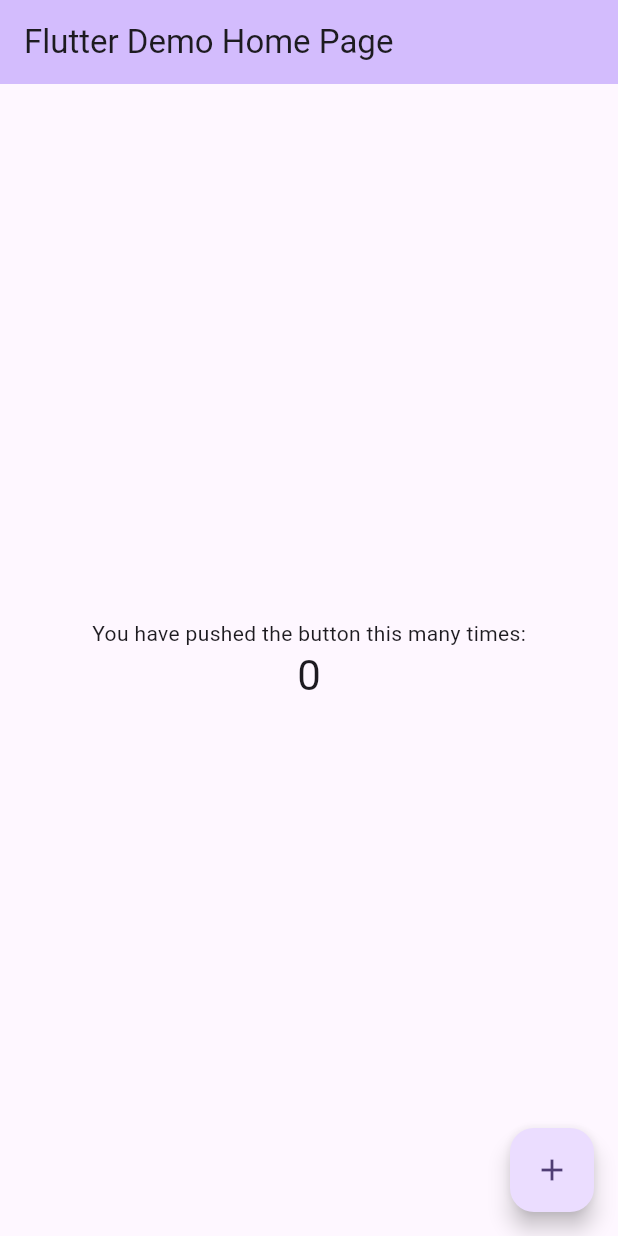
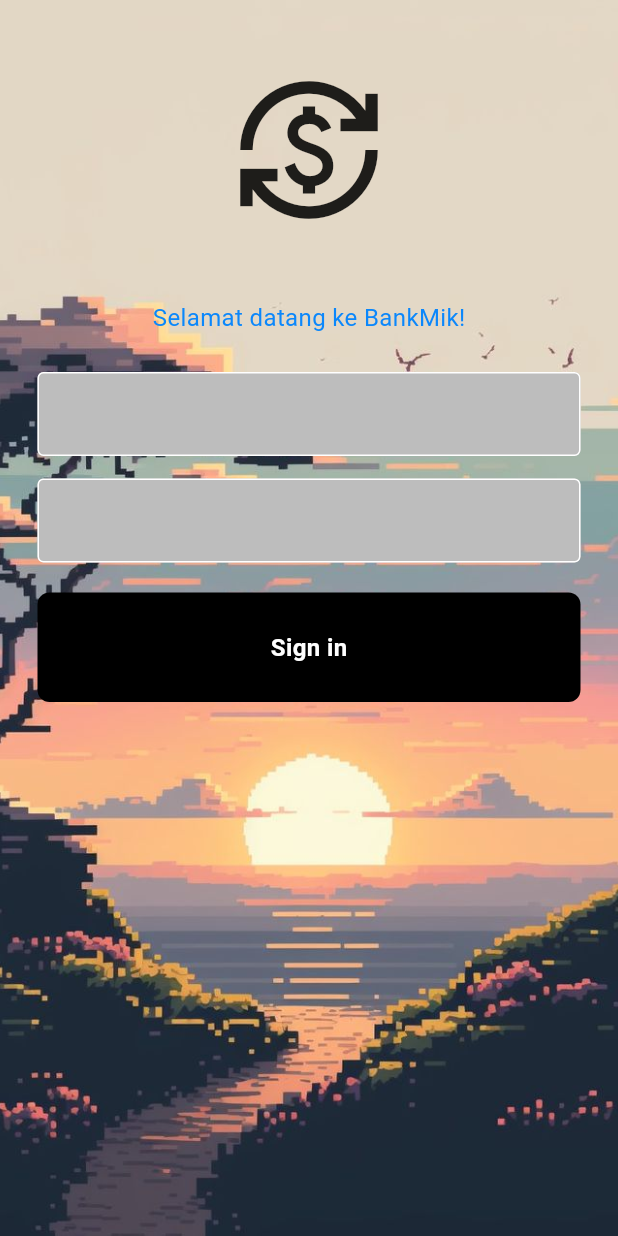
Before and after one commit to miguelvalentino/mobile_banking, a Flutter app: the screen it shows after launch, on a phone screen of 412 x 824 dp. Run offline on Flutter 3.47's test engine with Material 3 defaults, Android fonts, the light colour scheme and no system bars.

Commit message:
login page

```diff
--- /dev/null
+++ b/lib/login_button.dart
@@ -0,0 +1,34 @@
+import 'package:flutter/material.dart';
+import 'login_page.dart';
+
+class LoginButton extends StatelessWidget {
+
+  final Function()? onTap;
+
+  const LoginButton({super.key, required this.onTap});
+
+  // This widget is the root of your application.
+  @override
+  Widget build(BuildContext context) {
+    return GestureDetector(
+      onTap: onTap,
+      child: Container(
+        padding: EdgeInsets.all(25),
+        margin: EdgeInsets.symmetric(horizontal: 25),
+        decoration: BoxDecoration(
+          color: Colors.black,
+          borderRadius: BorderRadius.circular(8)
+          ),
+        child: const Center(
+          child: Text(
+            "Sign in",
+            style: TextStyle(
+              color: Colors.white,
+              fontWeight: FontWeight.bold,
+              fontSize: 16),
+            ),
+        ),
+      ),
+    );
+  }
+}
--- /dev/null
+++ b/lib/login_page.dart
@@ -0,0 +1,96 @@
+import 'package:flutter/material.dart';
+import 'package:mobile_banking/login_button.dart';
+
+class LoginPage extends StatelessWidget {
+  const LoginPage({super.key});
+
+
+void test() {
+  print("punten");
+}
+
+
+  // This widget is the root of your application.
+  @override
+  Widget build(BuildContext context) {
+    return Scaffold(
+      body: Container(
+        decoration: BoxDecoration(
+          image: DecorationImage(
+            image: AssetImage("assets/pixelart.jpeg"), // Lokasi gambar
+            fit: BoxFit.cover, // Mengatur agar gambar memenuhi layar
+          ),
+        ),
+        child: SafeArea(
+          child: Center(
+            child: Column(
+              children: [
+              const SizedBox(height: 50),
+
+              //logo bank
+
+              Icon(
+              Icons.currency_exchange,
+              size: 100),
+
+              SizedBox(height: 50,),
+
+              //Selamat datang
+              Text('Selamat datang ke BankMik!',
+              style: TextStyle(
+                color: const Color.fromARGB(255, 11, 135, 251),
+                fontSize: 16,
+              ),
+              ),
+
+              const SizedBox(height: 25,),
+
+              //username
+            Padding(
+              padding: const EdgeInsets.symmetric(horizontal: 25.0),
+              child: TextField(
+                decoration: InputDecoration(
+                  enabledBorder: OutlineInputBorder(
+                    borderSide: BorderSide(color: Colors.white),
+                  ),
+                  focusedBorder: OutlineInputBorder(
+                    borderSide: BorderSide(color: Colors.grey.shade400),
+                  ),
+                  fillColor: Colors.grey.shade400,
+                  filled: true,
+                ),
+              ),
+            ),
+
+            const SizedBox(height: 15),
+              //password
+            Padding(
+              padding: const EdgeInsets.symmetric(horizontal: 25.0),
+              child: TextField(
+                decoration: InputDecoration(
+                  enabledBorder: OutlineInputBorder(
+                    borderSide: BorderSide(color: Colors.white),
+                  ),
+                  focusedBorder: OutlineInputBorder(
+                    borderSide: BorderSide(color: Colors.grey.shade400),
+                  ),
+                  fillColor: Colors.grey.shade400,
+                  filled: true,
+                ),
+              ),
+            ),
+
+            const SizedBox(height: 20,),
+              //sign in
+            LoginButton(
+              onTap: test,
+            )
+
+              //buat akun
+            ],),
+          ),
+        ),
+      ),
+    );
+  }
+}
--- a/lib/main.dart
+++ b/lib/main.dart
@@ -1,4 +1,5 @@
 import 'package:flutter/material.dart';
+import 'login_page.dart';
 
 void main() {
   runApp(const MyApp());
@@ -10,116 +11,9 @@
   // This widget is the root of your application.
   @override
   Widget build(BuildContext context) {
-    return MaterialApp(
-      title: 'Flutter Demo',
-      theme: ThemeData(
-        // This is the theme of your application.
-        //
-        // TRY THIS: Try running your application with "flutter run". You'll see
-        // the application has a purple toolbar. Then, without quitting the app,
-        // try changing the seedColor in the colorScheme below to Colors.green
-        // and then invoke "hot reload" (save your changes or press the "hot
-        // reload" button in a Flutter-supported IDE, or press "r" if you used
-        // the command line to start the app).
-        //
-        // Notice that the counter didn't reset back to zero; the application
-        // state is not lost during the reload. To reset the state, use hot
-        // restart instead.
-        //
-        // This works for code too, not just values: Most code changes can be
-        // tested with just a hot reload.
-        colorScheme: ColorScheme.fromSeed(seedColor: Colors.deepPurple),
-        useMaterial3: true,
-      ),
-      home: const MyHomePage(title: 'Flutter Demo Home Page'),
+    return const MaterialApp(
+      debugShowCheckedModeBanner: false,
+      home: LoginPage(),
     );
   }
 }
-
-class MyHomePage extends StatefulWidget {
-  const MyHomePage({super.key, required this.title});
-
-  // This widget is the home page of your application. It is stateful, meaning
-  // that it has a State object (defined below) that contains fields that affect
-  // how it looks.
-
-  // This class is the configuration for the state. It holds the values (in this
-  // case the title) provided by the parent (in this case the App widget) and
-  // used by the build method of the State. Fields in a Widget subclass are
-  // always marked "final".
-
-  final String title;
-
-  @override
-  State<MyHomePage> createState() => _MyHomePageState();
-}
-
-class _MyHomePageState extends State<MyHomePage> {
-  int _counter = 0;
-
-  void _incrementCounter() {
-    setState(() {
-      // This call to setState tells the Flutter framework that something has
-      // changed in this State, which causes it to rerun the build method below
-      // so that the display can reflect the updated values. If we changed
-      // _counter without calling setState(), then the build method would not be
-      // called again, and so nothing would appear to happen.
-      _counter++;
-    });
-  }
-
-  @override
-  Widget build(BuildContext context) {
-    // This method is rerun every time setState is called, for instance as done
-    // by the _incrementCounter method above.
-    //
-    // The Flutter framework has been optimized to make rerunning build methods
-    // fast, so that you can just rebuild anything that needs updating rather
-    // than having to individually change instances of widgets.
-    return Scaffold(
-      appBar: AppBar(
-        // TRY THIS: Try changing the color here to a specific color (to
-        // Colors.amber, perhaps?) and trigger a hot reload to see the AppBar
-        // change color while the other colors stay the same.
-        backgroundColor: Theme.of(context).colorScheme.inversePrimary,
-        // Here we take the value from the MyHomePage object that was created by
-        // the App.build method, and use it to set our appbar title.
-        title: Text(widget.title),
-      ),
-      body: Center(
-        // Center is a layout widget. It takes a single child and positions it
-        // in the middle of the parent.
-        child: Column(
-          // Column is also a layout widget. It takes a list of children and
-          // arranges them vertically. By default, it sizes itself to fit its
-          // children horizontally, and tries to be as tall as its parent.
-          //
-          // Column has various properties to control how it sizes itself and
-          // how it positions its children. Here we use mainAxisAlignment to
-          // center the children vertically; the main axis here is the vertical
-          // axis because Columns are vertical (the cross axis would be
-          // horizontal).
-          //
-          // TRY THIS: Invoke "debug painting" (choose the "Toggle Debug Paint"
-          // action in the IDE, or press "p" in the console), to see the
-          // wireframe for each widget.
-          mainAxisAlignment: MainAxisAlignment.center,
-          children: <Widget>[
-            const Text(
-              'You have pushed the button this many times:',
-            ),
-            Text(
-              '$_counter',
-              style: Theme.of(context).textTheme.headlineMedium,
-            ),
-          ],
-        ),
-      ),
-      floatingActionButton: FloatingActionButton(
-        onPressed: _incrementCounter,
-        tooltip: 'Increment',
-        child: const Icon(Icons.add),
-      ), // This trailing comma makes auto-formatting nicer for build methods.
-    );
-  }
-}
--- a/pubspec.yaml
+++ b/pubspec.yaml
@@ -62,6 +62,9 @@ flutter:
   # assets:
   #   - images/a_dot_burr.jpeg
   #   - images/a_dot_ham.jpeg
+  assets:
+  - assets/pixel.png
+  - assets/pixelart.jpeg
 
   # An image asset can refer to one or more resolution-specific "variants", see
   # https://flutter.dev/to/resolution-aware-images
```
Also changed, not shown: assets/pixel.png (added), assets/pixelart.jpeg (added).
